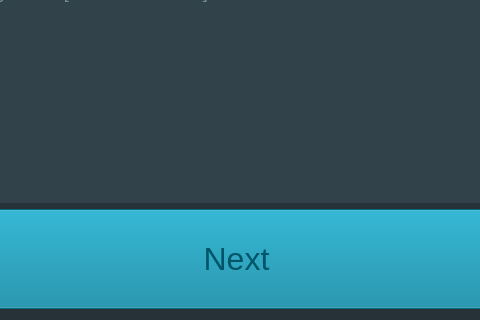
Before: the Qt Designer form assets/ui/select_key_window.ui in Victor-Nikliaiev/RSA-4096-Encryption-Manager, drawn with Qt 5; both pictures show x 123 to 603 and y 257 to 577 of the 719 by 577 pixel window.
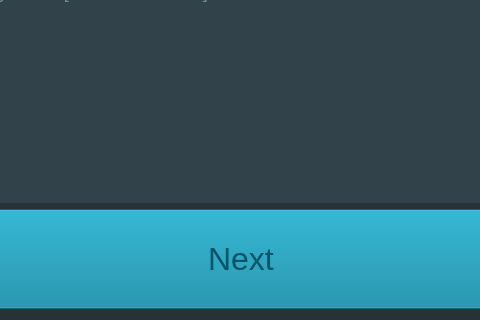
After: the same form once the commit is applied. Icons and pictures are not drawn.

The edit to the form file:
```diff
--- a/assets/ui/select_key_window.ui
+++ b/assets/ui/select_key_window.ui
@@ -210,7 +210,7 @@
 }</string>
      </property>
      <property name="text">
-      <string>Next</string>
+      <string> Next</string>
      </property>
      <property name="icon">
       <iconset resource="icons.qrc">
@@ -218,8 +218,8 @@
      </property>
      <property name="iconSize">
       <size>
-       <width>30</width>
-       <height>30</height>
+       <width>35</width>
+       <height>35</height>
       </size>
      </property>
     </widget>
```
